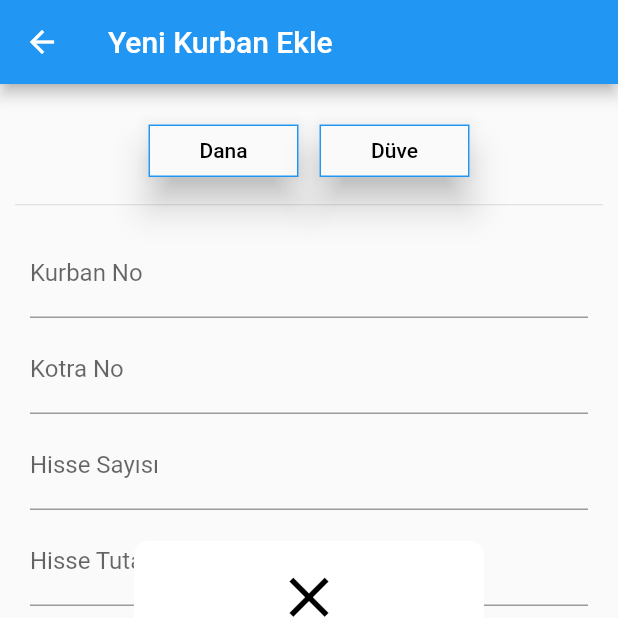
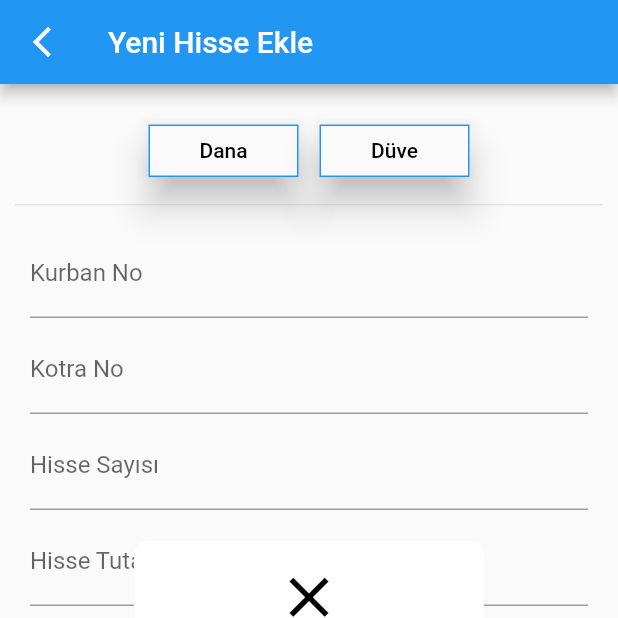
Before and after one commit to ahmettyildirim/gazi, a Flutter app: the AddKurban screen opened directly, after a tap on "Ekle", on a phone screen of 412 x 824 dp, the top half of it. Run offline on Flutter 3.47's test engine with Material 2 defaults, Android fonts, the phone set to English and light mode, and no system bars; drawn by our look-alikes of custom_radio_grouped_button; our stand-ins replace cloud_firestore, firebase_auth, firebase_core, firebase_database, flutter_easyloading, mask_text_input_formatter and 1 more; missing offline and left inert: flutter_launcher_icons, syncfusion_flutter_xlsio; accounts and stored records are empty.

Commit message:
hisse güncelleme ve silme  eklendi

```diff
--- a/lib/common/data_repository.dart
+++ b/lib/common/data_repository.dart
@@ -5,6 +5,7 @@ import 'package:cloud_firestore/cloud_firestore.dart';
 import 'package:gazi_app/common/helper.dart';
 import 'package:gazi_app/model/customer.dart';
 import 'package:gazi_app/model/general_model.dart';
+import 'package:gazi_app/model/hisse_kurban.dart';
 import 'package:gazi_app/model/payment.dart';
 import 'package:gazi_app/model/sale.dart';
 
@@ -14,6 +15,7 @@ class CollectionKeys {
   static final hisseKurban = "hisse_kurban";
   static final sales = "sales";
   static final salesDeleted = "sales_deleted";
+  static final hisseDeleted = "hisse_deleted";
   static final kotra = "kotra";
   static final hisse = "hisse";
   static final payment = "payment";
@@ -141,6 +143,16 @@ class DataRepository {
     sale.collectionReferenceName = CollectionKeys.salesDeleted;
     await addNewItem(sale);
     await _firestore.collection(CollectionKeys.sales).doc(sale.id).delete();
+    return true;
+  }
+
+  Future<bool> deleteHisse(HisseKurbanModel hisse) async {
+    hisse.collectionReferenceName = CollectionKeys.hisseDeleted;
+    await addNewItem(hisse);
+    await _firestore
+        .collection(CollectionKeys.hisseKurban)
+        .doc(hisse.id)
+        .delete();
     return true;
   }
 
--- a/lib/pages/add_kurban.dart
+++ b/lib/pages/add_kurban.dart
@@ -6,6 +6,8 @@ import 'package:gazi_app/common/helper.dart';
 import 'package:gazi_app/model/hisse_kurban.dart';
 
 class AddKurban extends StatefulWidget {
+  AddKurban({Key? key, this.hisseKurbanModel}) : super(key: key);
+  final HisseKurbanModel? hisseKurbanModel;
   @override
   _AddKurbanState createState() => _AddKurbanState();
 }
@@ -20,6 +22,28 @@ class _AddKurbanState extends State<AddKurban> {
   final _aciklamaController = TextEditingController();
   int _buyukKurbanTip = 0;
   bool _isVekalet = false;
+
+  @override
+  void initState() {
+    // TODO: implement initState
+    super.initState();
+    if (widget.hisseKurbanModel != null) {
+      setState(() {
+        _saleNoController.text = widget.hisseKurbanModel!.kurbanNo.toString();
+        _kotraNoController.text = widget.hisseKurbanModel!.kotraNo.toString();
+        _hisseNumController.text = widget.hisseKurbanModel!.hisseNo.toString();
+        _hisseAmountController.text =
+            widget.hisseKurbanModel!.hisseAmount.toString();
+        _totalAmountController.text = (widget.hisseKurbanModel!.hisseAmount *
+                widget.hisseKurbanModel!.hisseNo)
+            .toString();
+        _aciklamaController.text = widget.hisseKurbanModel!.aciklama.toString();
+        _buyukKurbanTip = widget.hisseKurbanModel!.buyukKurbanTip;
+        _isVekalet = widget.hisseKurbanModel!.isVekalet ?? false;
+      });
+    }
+  }
+
   Widget _getBuyukbasTypeMenu(double screenWidth) {
     return Column(
       children: [
@@ -37,6 +61,10 @@ class _AddKurbanState extends State<AddKurban> {
             1,
             2,
           ],
+          defaultSelected: widget.hisseKurbanModel != null &&
+                  widget.hisseKurbanModel!.buyukKurbanTip > 0
+              ? widget.hisseKurbanModel!.buyukKurbanTip
+              : null,
           radioButtonValue: (value) => {
             setState(() {
               _buyukKurbanTip = int.parse(value.toString());
@@ -59,8 +87,21 @@ class _AddKurbanState extends State<AddKurban> {
     return StatefulBuilder(builder: (context, setState) {
       return Scaffold(
         appBar: AppBar(
-          title: Text("Yeni Kurban Ekle"),
-        ),
+            title: Text(widget.hisseKurbanModel == null
+                ? "Yeni Hisse Ekle"
+                : widget.hisseKurbanModel!.kurbanNo.toString() +
+                    " Numaralı Hisse"),
+            leading: IconButton(
+                icon: Icon(Icons.arrow_back_ios_new),
+                onPressed: () async {
+                  var success = await askPrompt(context,
+                      message:
+                          "Geri giderseniz girdiğiniz bilgiler kaybolacaktır.\nÇıkmak istediğinizden emin misiniz?",
+                      title: "Çıkış");
+                  if (success) {
+                    Navigator.pop(context, widget.hisseKurbanModel);
+                  }
+                })),
         body: Container(
             padding: EdgeInsets.only(top: 20, left: 10, right: 10),
             child: SingleChildScrollView(
@@ -149,7 +190,10 @@ class _AddKurbanState extends State<AddKurban> {
                     Padding(
                         padding: EdgeInsets.only(top: 15, left: 10, right: 10),
                         child: ElevatedButton(
-                            onPressed: addKurban, child: Text("Ekle"))),
+                            onPressed: addKurban,
+                            child: Text(widget.hisseKurbanModel == null
+                                ? "Ekle"
+                                : "Güncelle"))),
                   ],
                 ),
               ),
@@ -165,7 +209,9 @@ class _AddKurbanState extends State<AddKurban> {
     }
     if (_formKey.currentState!.validate()) {
       CustomLoader.show();
-
+      if (widget.hisseKurbanModel == null ||
+          widget.hisseKurbanModel!.kurbanNo.toString() !=
+              _saleNoController.text) {
         var result = await DataRepository.instance
             .isSaleNumAlreadyGiven(int.tryParse(_saleNoController.text)!, 1);
         if (result) {
@@ -173,7 +219,9 @@ class _AddKurbanState extends State<AddKurban> {
           CustomLoader.showError("Bu kurban numarası daha önce verilmiş.");
           return;
         }
+      }
 
+      if (widget.hisseKurbanModel == null) {
         HisseKurbanModel hisseKurban = new HisseKurbanModel(
             int.parse(_saleNoController.text),
             int.parse(_kotraNoController.text),
@@ -186,7 +234,21 @@ class _AddKurbanState extends State<AddKurban> {
 
         await DataRepository.instance.addItem(hisseKurban);
         CustomLoader.close();
-      Navigator.pop(context);
+        Navigator.pop(context, widget.hisseKurbanModel);
+      } else {
+        CustomLoader.show();
+        widget.hisseKurbanModel!.aciklama = _aciklamaController.text;
+        widget.hisseKurbanModel!.buyukKurbanTip = _buyukKurbanTip;
+        widget.hisseKurbanModel!.hisseAmount =
+            int.parse(_hisseAmountController.text);
+        widget.hisseKurbanModel!.hisseNo = int.parse(_hisseNumController.text);
+        widget.hisseKurbanModel!.isVekalet = _isVekalet;
+        widget.hisseKurbanModel!.kotraNo = int.parse(_kotraNoController.text);
+        widget.hisseKurbanModel!.kurbanNo = int.parse(_saleNoController.text);
+        await DataRepository.instance.updateItem(widget.hisseKurbanModel!);
+        Navigator.pop(context, widget.hisseKurbanModel!);
+        CustomLoader.close();
+      }
     }
   }
 
--- a/lib/pages/sales_detail.dart
+++ b/lib/pages/sales_detail.dart
@@ -6,7 +6,6 @@ import 'package:gazi_app/common/helper.dart';
 import 'package:gazi_app/model/payment.dart';
 import 'package:gazi_app/model/sale.dart';
 import 'package:gazi_app/pages/add_sale.dart';
-import 'package:intl/intl.dart';
 import 'package:url_launcher/url_launcher.dart';
 
 class SaleDetails extends StatefulWidget {
```
Also changed, not shown: lib/pages/add_sale.dart (+15 -8 lines), lib/pages/hisse_detail.dart (+53 -1 lines). Lines whose indentation alone changed are shown as unchanged.
